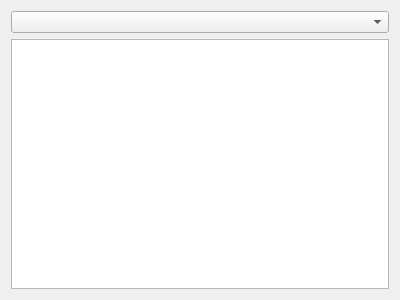
Before: the Qt Designer form MySQL/MainUI.ui in Z-eddy/DataBase, drawn with Qt 5.
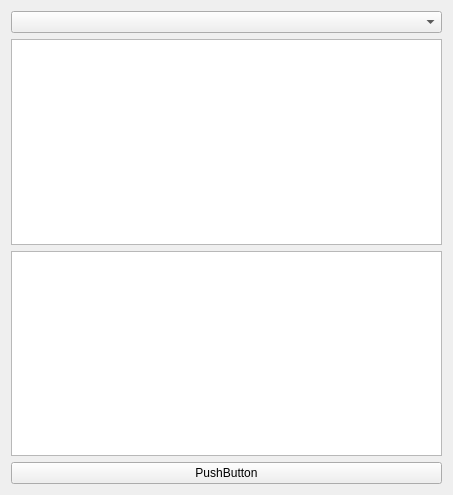
After: the same form once the commit is applied.

Commit message: 增加手动query控件

What changed in the file:
```diff
--- a/MySQL/MainUI.ui
+++ b/MySQL/MainUI.ui
@@ -6,8 +6,8 @@
    <rect>
     <x>0</x>
     <y>0</y>
-    <width>400</width>
-    <height>300</height>
+    <width>453</width>
+    <height>495</height>
    </rect>
   </property>
   <property name="windowTitle">
@@ -52,6 +52,16 @@
    <item>
     <widget class="QTableView" name="tableView"/>
    </item>
+   <item>
+    <widget class="QTextEdit" name="textEdit"/>
+   </item>
+   <item>
+    <widget class="QPushButton" name="btnQuery">
+     <property name="text">
+      <string>PushButton</string>
+     </property>
+    </widget>
+   </item>
   </layout>
  </widget>
  <layoutdefault spacing="6" margin="11"/>
```
The commit also changes 4 other files.
